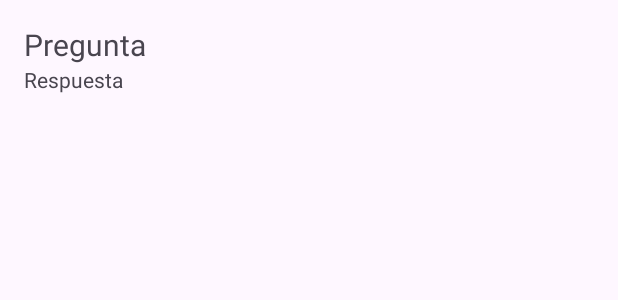
After one commit to CapitanaBanana/ISO_APP, an Android app: the layout row_list.xml on its own in the app's theme, with its tools: preview values and no code run, on a phone screen of 412 x 824 dp. The commit adds this screen. Shown: the top 300 px of the screen. Run offline under Robolectric (Android 15) with nearby library versions, the phone set to English and light mode, and no system bars; network calls fail.

Commit message:
no funca

```diff
--- a/app/build.gradle.kts
+++ b/app/build.gradle.kts
@@ -39,4 +39,8 @@ dependencies {
     testImplementation("junit:junit:4.13.2")
     androidTestImplementation("androidx.test.ext:junit:1.1.5")
     androidTestImplementation("androidx.test.espresso:espresso-core:3.5.1")
+    implementation("com.android.volley:volley:1.2.1")
+    implementation("com.google.code.gson:gson:2.8.9")
+    implementation ("org.json:json:20210307")
+    implementation ("androidx.recyclerview:recyclerview:1.2.1")
 }
--- a/app/src/main/AndroidManifest.xml
+++ b/app/src/main/AndroidManifest.xml
@@ -1,7 +1,7 @@
 <?xml version="1.0" encoding="utf-8"?>
 <manifest xmlns:android="http://schemas.android.com/apk/res/android"
     xmlns:tools="http://schemas.android.com/tools">
-
+    <uses-permission android:name="android.permission.INTERNET" />
     <application
         android:allowBackup="true"
         android:dataExtractionRules="@xml/data_extraction_rules"
--- /dev/null
+++ b/app/src/main/res/layout/row_list.xml
@@ -0,0 +1,29 @@
+<?xml version="1.0" encoding="utf-8"?>
+<LinearLayout xmlns:android="http://schemas.android.com/apk/res/android"
+    xmlns:app="http://schemas.android.com/apk/res-auto"
+    xmlns:tools="http://schemas.android.com/tools"
+    android:layout_width="match_parent"
+    android:layout_height="wrap_content"
+    android:padding="16dp"
+    android:orientation="vertical">
+
+    <TextView
+        android:id="@+id/pregunta"
+        android:layout_width="match_parent"
+        android:layout_height="wrap_content"
+        android:text="Pregunta"
+        android:textSize="20sp"
+        app:layout_constraintLeft_toLeftOf="parent"
+        app:layout_constraintTop_toTopOf="parent" />
+
+    <TextView
+        android:id="@+id/respuesta"
+        android:layout_width="match_parent"
+        android:layout_height="wrap_content"
+        android:text="Respuesta"
+        android:textSize="14sp"
+        app:layout_constraintLeft_toLeftOf="parent"
+        app:layout_constraintTop_toTopOf="parent" />
+
+
+</LinearLayout>
```
Also changed, not shown: app/src/main/java/com/example/iso_terico/MainActivity.java (+68 -2 lines), app/src/main/java/com/example/iso_terico/RecyclerUserAdapter.java (added, +59 -0 lines), app/src/main/res/layout/activity_main.xml (+12 -2 lines).
